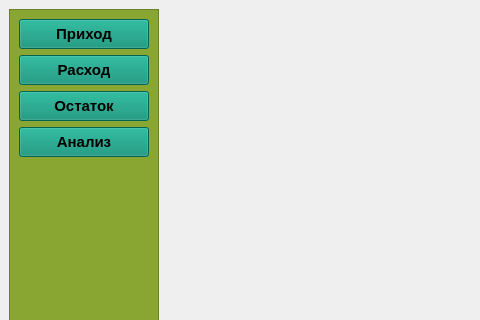
The window that ui/main.ui (daslin02/Docu) describes before a commit, drawn with Qt 5; both pictures show x 0 to 480 and y 0 to 320 of the 800 by 600 pixel window.
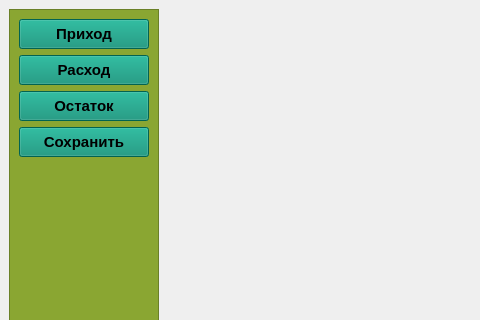
The same window after the commit.

What changed in the file:
```diff
--- a/ui/main.ui
+++ b/ui/main.ui
@@ -119,7 +119,7 @@
 font-size:15px</string>
          </property>
          <property name="text">
-          <string>Анализ</string>
+          <string>Сохранить</string>
          </property>
         </widget>
        </item>
```
Left out of the diff: 2 changed lines with no effect on the pictures.
